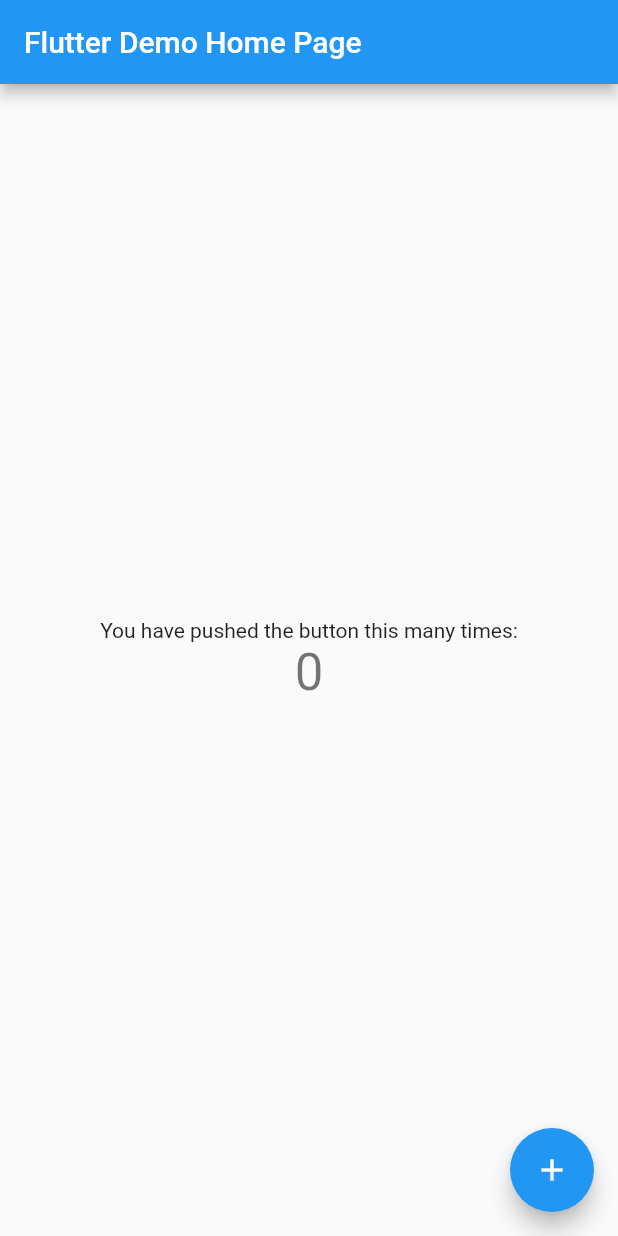
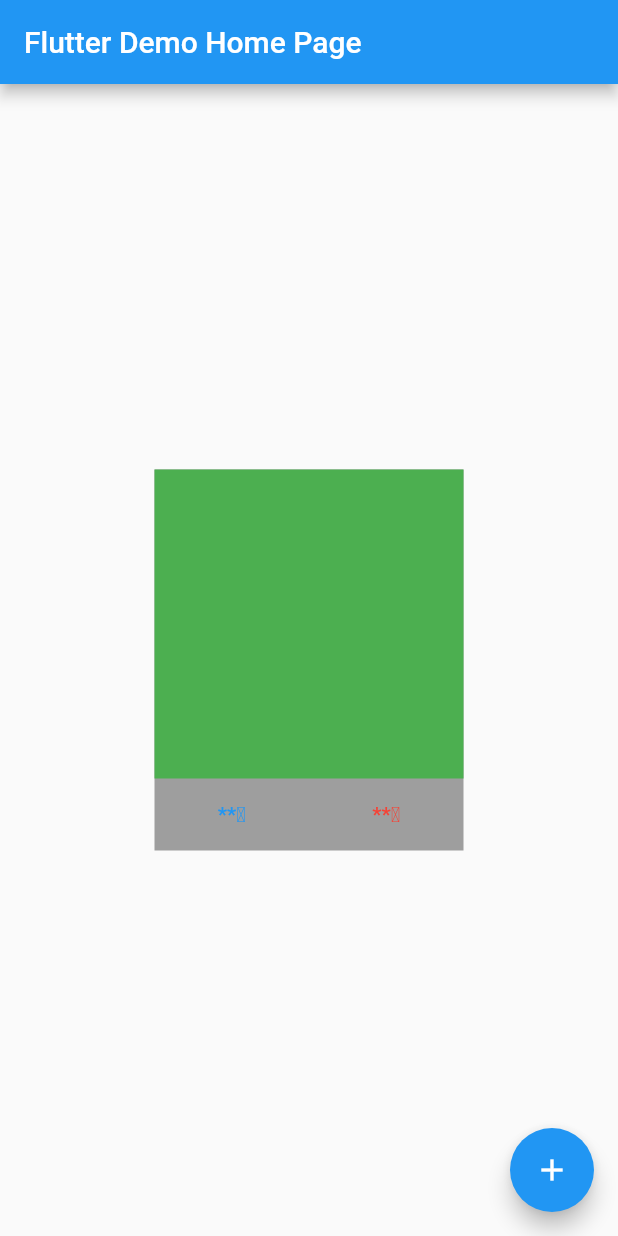
Before and after one commit to thara7400/flutter-training, a Flutter app: the screen it shows after launch, on a phone screen of 412 x 824 dp. Run offline on Flutter 3.47's test engine with Material 2 defaults, Android fonts, the phone set to English and light mode, and no system bars.

Commit message:
#2 途中
TextThemeの適用まで

```diff
--- a/lib/main.dart
+++ b/lib/main.dart
@@ -43,19 +43,73 @@ class _MyHomePageState extends State<MyHomePage> {
       appBar: AppBar(
         title: Text(widget.title),
       ),
-      body: Center(
-        child: Column(
-          mainAxisAlignment: MainAxisAlignment.center,
-          children: <Widget>[
-            const Text(
-              'You have pushed the button this many times:',
+      body: Row(
+        children: [
+          Expanded(
+            child: Container(),
+          ),
+          Expanded(
+            flex: 2,
+            child: Container(
+              width: double.infinity,
+              color: Colors.grey,
+              child: Column(
+                mainAxisSize: MainAxisSize.min,
+                children: [
+                  const AspectRatio(
+                    aspectRatio: 1,
+                    child: ColoredBox(
+                      color: Colors.green,
+                    ),
+                  ),
+                  Row(
+                    children: [
+                      Expanded(
+                        child: Column(
+                          children: [
+                            const SizedBox(
+                              height: 16,
+                            ),
+                            Text(
+                              '**℃',
+                              textAlign: TextAlign.center,
+                              style: Theme.of(context).textTheme.labelLarge?.
+                                  copyWith(color: Colors.blue),
+                            ),
+                            const SizedBox(
+                              height: 16,
+                            ),
+                          ],
+                        ),
+                      ),
+                      Expanded(
+                        child: Column(
+                          children: [
+                            const SizedBox(
+                              height: 16,
+                            ),
+                            Text(
+                              '**℃',
+                              textAlign: TextAlign.center,
+                              style: Theme.of(context).textTheme.labelLarge?.
+                                  copyWith(color: Colors.red),
+                            ),
+                            const SizedBox(
+                              height: 16,
+                            ),
+                          ],
+                        ),
+                      ),
+                    ],
+                  ),
+                ],
+              ),
             ),
-            Text(
-              '$_counter',
-              style: Theme.of(context).textTheme.headline4,
-            ),
-          ],
-        ),
+          ),
+          Expanded(
+            child: Container(),
+          ),
+        ],
       ),
       floatingActionButton: FloatingActionButton(
         onPressed: _incrementCounter,
```
